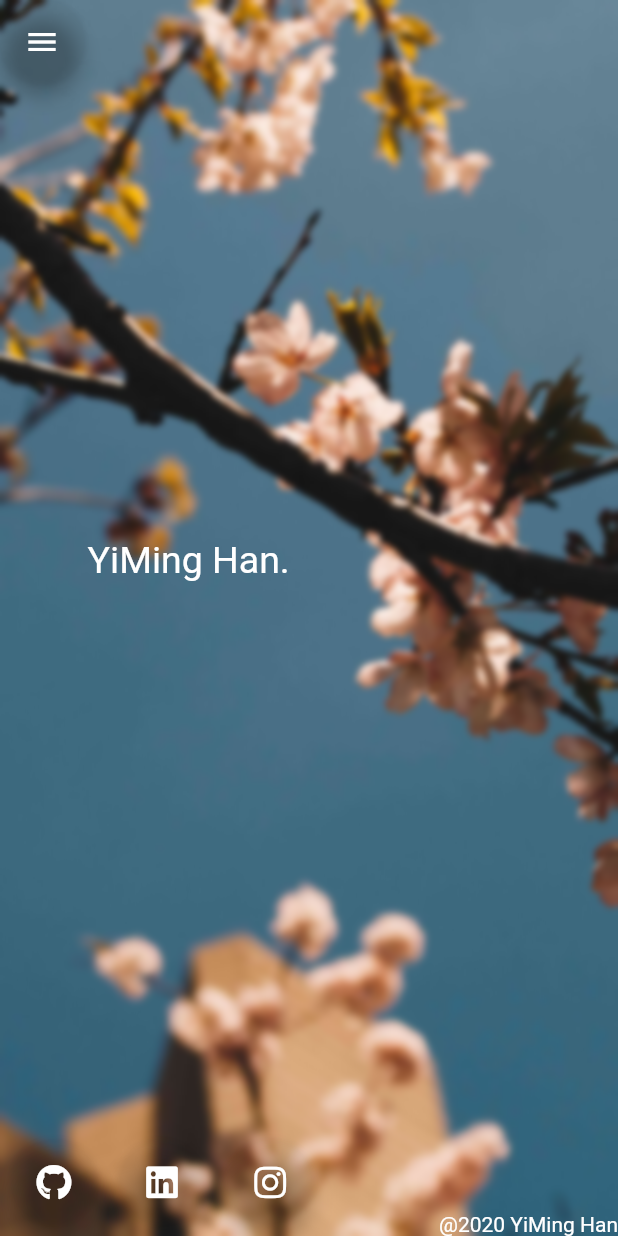
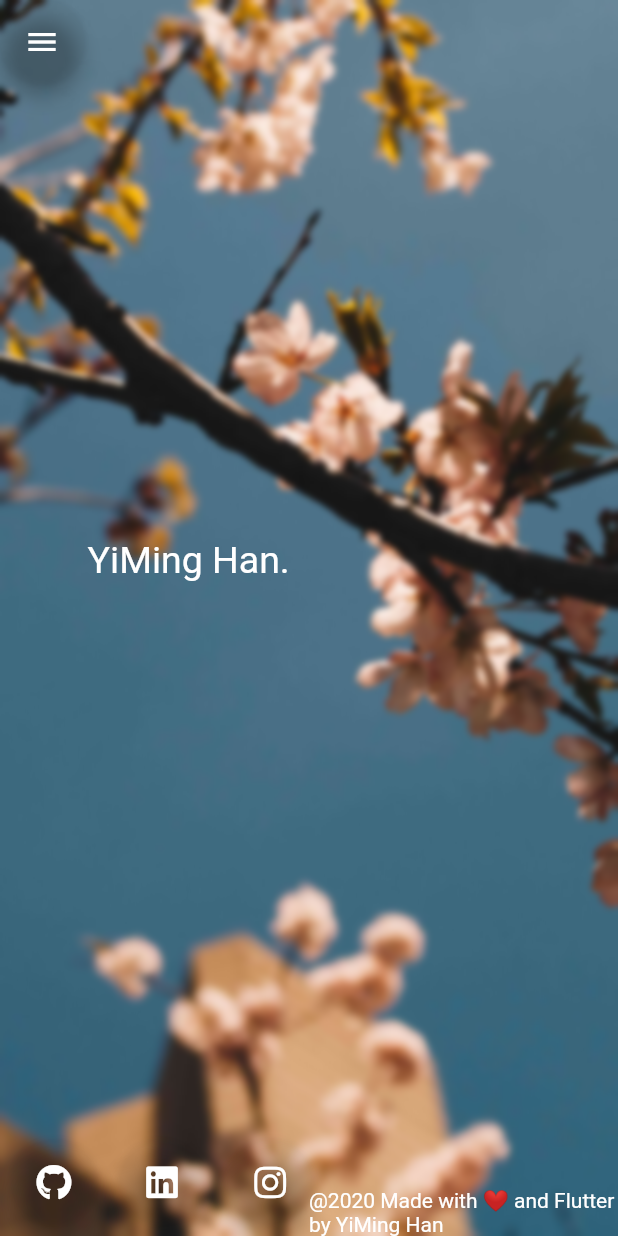
Before and after one commit to yiminghan/Flutter-Dev-Portfolio, a Flutter app: the screen it shows after launch, on a phone screen of 412 x 824 dp. Run offline on Flutter 3.47's test engine with Material 2 defaults, Android fonts, the light colour scheme and no system bars; our stand-ins replace animated_text_kit, font_awesome_flutter, google_fonts.

Commit message:
organize screens

```diff
--- a/lib/app.dart
+++ b/lib/app.dart
@@ -12,9 +12,7 @@ class FlutterDevPortfolio extends StatelessWidget {
       routes: {
         '/': (context) => LayoutBuilder(
               builder: (context, constraints) {
-                return LandingScreen(
-                  size: constraints.biggest,
-                );
+                return Screens();
               },
             )
       },
--- /dev/null
+++ b/lib/screens/home_screen.dart
@@ -0,0 +1,47 @@
+import 'package:animated_text_kit/animated_text_kit.dart';
+import 'package:flutter/material.dart';
+import 'package:flutter_dev_portfolio/utils/font_utils.dart';
+import 'package:flutter_dev_portfolio/widgets/footer.dart';
+
+class HomeScreen extends StatefulWidget {
+  HomeScreen({Key key}) : super(key: key);
+
+  @override
+  _HomeScreenState createState() => _HomeScreenState();
+}
+
+class _HomeScreenState extends State<HomeScreen> {
+  Widget _aboutMe() {
+    return Container(
+        padding: EdgeInsets.all(24),
+        child: Column(
+            crossAxisAlignment: CrossAxisAlignment.center,
+            children: <Widget>[
+              Expanded(
+                  child: Align(
+                      alignment: Alignment(-0.7, 1),
+                      child: TypewriterAnimatedTextKit(
+                          onTap: () {},
+                          speed: Duration(milliseconds: 100),
+                          text: [
+                            "YiMing Han.",
+                            "Software Developer.",
+                            "Casual Photographer.",
+                            "Kendo Player.",
+                          ],
+                          textStyle: getFont(25),
+                          textAlign: TextAlign.start,
+                          alignment: AlignmentDirectional.topStart)))
+            ]));
+  }
+
+  @override
+  Widget build(BuildContext context) {
+    return Column(
+      children: <Widget>[
+        Expanded(child: _aboutMe()),
+        Expanded(child: Footer())
+      ],
+    );
+  }
+}
--- a/lib/screens/landing_screen.dart
+++ b/lib/screens/landing_screen.dart
@@ -1,24 +1,19 @@
 import 'dart:ui';
 
-import 'package:animated_text_kit/animated_text_kit.dart';
 import 'package:flutter/material.dart';
+import 'package:flutter_dev_portfolio/screens/home_screen.dart';
 import 'package:flutter_dev_portfolio/utils/font_utils.dart';
-import 'package:flutter_dev_portfolio/utils/url_utils.dart';
-import 'package:font_awesome_flutter/font_awesome_flutter.dart';
 
-class LandingScreen extends StatefulWidget {
-  LandingScreen({Key key, this.size}) : super(key: key);
-
-  final Size size;
+class Screens extends StatefulWidget {
+  Screens({Key key}) : super(key: key);
 
   @override
-  _LandingScreenState createState() => _LandingScreenState();
+  _ScreensState createState() => _ScreensState();
 }
 
 enum SideMenu { Home, About, Portfolio, Contact }
 
-class _LandingScreenState extends State<LandingScreen>
-    with SingleTickerProviderStateMixin {
+class _ScreensState extends State<Screens> with SingleTickerProviderStateMixin {
   int _selectedIndex = 0;
   bool _menuOpen = false;
 
@@ -107,76 +102,6 @@ class _LandingScreenState extends State<LandingScreen>
                 Text(text, style: getFont(18).copyWith(color: Colors.black))));
   }
 
-  Widget _aboutMe() {
-    return Container(
-        padding: EdgeInsets.all(24),
-        child: Column(
-            crossAxisAlignment: CrossAxisAlignment.center,
-            children: <Widget>[
-              Expanded(
-                  child: Align(
-                      alignment: Alignment(-0.7, 1),
-                      child: TypewriterAnimatedTextKit(
-                          onTap: () {},
-                          speed: Duration(milliseconds: 100),
-                          text: [
-                            "YiMing Han.",
-                            "Software Developer.",
-                            "Casual Photographer.",
-                            "Kendo Player.",
-                          ],
-                          textStyle: getFont(25),
-                          textAlign: TextAlign.start,
-                          alignment: AlignmentDirectional.topStart)))
-            ]));
-  }
-
-  Widget _bottomRow() {
-    return Container(
-        child: Row(
-      crossAxisAlignment: CrossAxisAlignment.end,
-      children: <Widget>[
-        Expanded(
-          child: _externalLinks(),
-        ),
-        Expanded(
-          child: Align(
-            alignment: AlignmentDirectional.bottomEnd,
-            child: Text("@2020 YiMing Han", style: getFont(14)),
-          ),
-        )
-      ],
-    ));
-  }
-
-  Widget _externalLinkButton(Widget icon, String url) {
-    return Padding(
-      padding: const EdgeInsets.all(8.0),
-      child: FloatingActionButton(
-        backgroundColor: Colors.transparent,
-        shape: CircleBorder(),
-        child: icon,
-        onPressed: () {
-          launchURL(url);
-        },
-      ),
-    );
-  }
-
-  Widget _externalLinks() {
-    return Container(
-        child: Row(
-      children: <Widget>[
-        _externalLinkButton(
-            FaIcon(FontAwesomeIcons.github), "https://github.com/yiminghan"),
-        _externalLinkButton(FaIcon(FontAwesomeIcons.linkedin),
-            "https://www.linkedin.com/in/yiming-han-7340b4b1/"),
-        _externalLinkButton(FaIcon(FontAwesomeIcons.instagram),
-            "https://www.instagram.com/yimiihan/"),
-      ],
-    ));
-  }
-
   Widget _buildBackground() {
     return Stack(
       children: <Widget>[
@@ -207,16 +132,21 @@ class _LandingScreenState extends State<LandingScreen>
     );
   }
 
+  Widget getScreen() {
+    switch (_selectedIndex) {
+      case 0:
+        return HomeScreen();
+        break;
+      default:
+        return HomeScreen();
+    }
+  }
+
   Widget _buildBody() {
     return Stack(
       children: <Widget>[
         Expanded(child: _buildBackground()),
-        Column(
-          children: <Widget>[
-            Expanded(child: _aboutMe()),
-            Expanded(child: _bottomRow())
-          ],
-        ),
+        HomeScreen(),
         ConstrainedBox(
             constraints: BoxConstraints(maxWidth: 120),
             child: _sideNavigationRail()),
--- /dev/null
+++ b/lib/widgets/footer.dart
@@ -0,0 +1,56 @@
+import 'package:flutter/material.dart';
+import 'package:flutter_dev_portfolio/utils/font_utils.dart';
+import 'package:font_awesome_flutter/font_awesome_flutter.dart';
+import 'package:url_launcher/url_launcher.dart';
+
+class Footer extends StatelessWidget {
+  const Footer({Key key}) : super(key: key);
+
+  Widget _externalLinkButton(Widget icon, String url) {
+    return Padding(
+      padding: const EdgeInsets.all(8.0),
+      child: FloatingActionButton(
+        backgroundColor: Colors.transparent,
+        shape: CircleBorder(),
+        child: icon,
+        onPressed: () {
+          launch(url);
+        },
+      ),
+    );
+  }
+
+  Widget _externalLinks() {
+    return Container(
+        child: Row(
+      children: <Widget>[
+        _externalLinkButton(
+            FaIcon(FontAwesomeIcons.github), "https://github.com/yiminghan"),
+        _externalLinkButton(FaIcon(FontAwesomeIcons.linkedin),
+            "https://www.linkedin.com/in/yiming-han-7340b4b1/"),
+        _externalLinkButton(FaIcon(FontAwesomeIcons.instagram),
+            "https://www.instagram.com/yimiihan/"),
+      ],
+    ));
+  }
+
+  @override
+  Widget build(BuildContext context) {
+    return Container(
+        child: Row(
+      crossAxisAlignment: CrossAxisAlignment.end,
+      children: <Widget>[
+        Expanded(
+          child: _externalLinks(),
+        ),
+        Expanded(
+          child: Align(
+            alignment: AlignmentDirectional.bottomEnd,
+            child: Text("@2020 Made with ❤️ and Flutter by YiMing Han",
+                style: getFont(14)),
+          ),
+        )
+      ],
+    ));
+  }
+}
```
